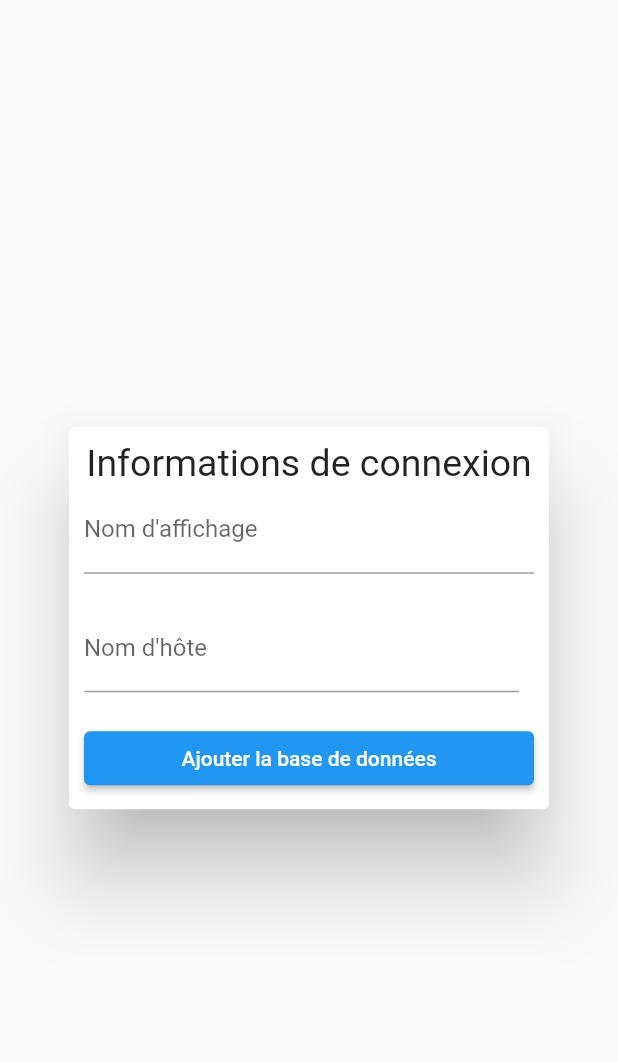
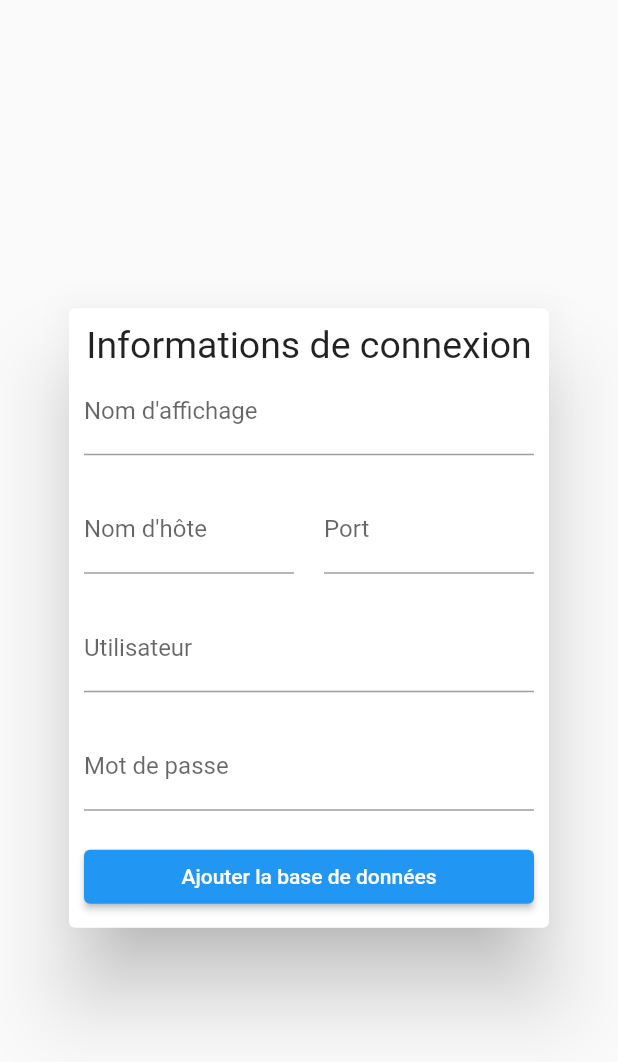
Before and after one commit to Gunlek/StockManager, a Flutter app: the AddDatabaseDialog widget shown alone on an empty page, opened directly, on a phone screen of 412 x 824 dp. Shown: the top 1062 px of the screen. Run offline on Flutter 3.47's test engine with Material 2 defaults, Android fonts, the phone set to English and light mode, and no system bars; our stand-ins replace sembast, sembast_web.

Commit message:
Revert ":recycle: (Database) Switch to REST API usage instead of direct MySQL"
This reverts commit 88e23102e2d4356bfb1e6cd3a1b2d66105cb5d0f.

```diff
--- a/lib/States/DatabaseStateModel.dart
+++ b/lib/States/DatabaseStateModel.dart
@@ -31,8 +31,12 @@ class DatabaseListStateModel extends ChangeNotifier {
       intMapStoreFactory.store("databases").find(database).then((databaseList) {
         distantDatabases = databaseList.map((databaseRecord) {
           return DatabaseInfo(
-              displayName: databaseRecord.value['displayName'].toString(),
-              host: databaseRecord.value['host'].toString());
+            displayName: databaseRecord.value['displayName'].toString(),
+            host: databaseRecord.value['host'].toString(),
+            port: databaseRecord.value['port'].toString(),
+            user: databaseRecord.value['user'].toString(),
+            password: databaseRecord.value['password'].toString(),
+          );
         }).toList();
         databases = distantDatabases + [DatabaseStateModel.localDatabase];
 
@@ -71,7 +75,10 @@ class DatabaseListStateModel extends ChangeNotifier {
                 filter: Filter.and(
                   [
                     Filter.equals("displayName", database.displayName),
+                    Filter.equals("port", database.port),
                     Filter.equals("host", database.host),
+                    Filter.equals("user", database.user),
+                    Filter.equals("password", database.password),
                   ],
                 ),
               ),
--- a/lib/Widgets/DatabaseEditor/AddDatabaseDialog.dart
+++ b/lib/Widgets/DatabaseEditor/AddDatabaseDialog.dart
@@ -6,6 +6,9 @@ import 'package:stockmanager/models/DatabaseInfo.dart';
 class AddDatabaseDialog extends StatelessWidget {
   final TextEditingController displayNameController = TextEditingController();
   final TextEditingController hostnameController = TextEditingController();
+  final TextEditingController portController = TextEditingController();
+  final TextEditingController usernameController = TextEditingController();
+  final TextEditingController passwordController = TextEditingController();
 
   final GlobalKey<FormState> _formKey = GlobalKey<FormState>();
 
@@ -54,11 +57,38 @@ class AddDatabaseDialog extends StatelessWidget {
                             controller: hostnameController,
                           ),
                         ),
+                        Padding(
+                          padding: EdgeInsets.only(left: 10),
+                          child: TextFormField(
+                            decoration: InputDecoration(
+                              labelText: "Port",
+                            ),
+                            controller: portController,
+                          ),
+                        ),
                       ],
                     ),
                   ],
                   defaultVerticalAlignment: TableCellVerticalAlignment.top,
                   defaultColumnWidth: FlexColumnWidth(1.0),
+                ),
+                Padding(
+                  padding: EdgeInsets.all(10),
+                ),
+                TextFormField(
+                  decoration: InputDecoration(
+                    labelText: "Utilisateur",
+                  ),
+                  controller: usernameController,
+                ),
+                Padding(
+                  padding: EdgeInsets.all(10),
+                ),
+                TextFormField(
+                  decoration: InputDecoration(
+                    labelText: "Mot de passe",
+                  ),
+                  controller: passwordController,
                 ),
                 Padding(
                   padding: EdgeInsets.all(10),
@@ -90,10 +120,16 @@ class AddDatabaseDialog extends StatelessWidget {
       DatabaseListStateModel databaseList, BuildContext context) {
     String displayName = displayNameController.value.text;
     String hostname = hostnameController.value.text;
+    String port = portController.value.text;
+    String username = usernameController.value.text;
+    String password = passwordController.value.text;
 
     databaseList.addDatabaseToList(DatabaseInfo(
       displayName: displayName,
       host: hostname,
+      port: port,
+      user: username,
+      password: password,
     ));
 
     Navigator.of(context).pop();
--- a/lib/Widgets/DatabaseEditor/DatabaseEditor.dart
+++ b/lib/Widgets/DatabaseEditor/DatabaseEditor.dart
@@ -9,6 +9,7 @@ import 'package:sembast/sembast_io.dart';
 import 'package:sembast_web/sembast_web.dart';
 import 'package:stockmanager/States/DatabaseStateModel.dart';
 import 'package:stockmanager/Widgets/DatabaseEditor/DatabaseListingEntry.dart';
+import 'package:stockmanager/models/DatabaseInfo.dart';
 
 class DatabaseEditor extends StatefulWidget {
   // Open local database to store settings
@@ -59,7 +60,8 @@ class _DatabaseEditorState extends State<DatabaseEditor> {
                 TableRow(
                   children: [
                     Text("Nom", style: style),
-                    Text("Hôte", style: style),
+                    Text("Hôte:Port", style: style),
+                    Text("Utilisateur", style: style),
                     Text("Actions", style: style),
                   ],
                 ),
--- a/lib/Widgets/DatabaseEditor/DatabaseListingEntry.dart
+++ b/lib/Widgets/DatabaseEditor/DatabaseListingEntry.dart
@@ -16,7 +16,8 @@ class DatabaseListingEntry extends StatelessWidget {
         TableRow(
           children: [
             Text(database.displayName),
-            Text(database.host),
+            Text(database.host! + ":" + database.port!),
+            Text(database.user!),
             Row(
               children: [
                 IconButton(
--- a/lib/models/DatabaseInfo.dart
+++ b/lib/models/DatabaseInfo.dart
@@ -1,13 +1,31 @@
 class DatabaseInfo {
   String displayName;
-  String host;
+  String? host;
+  String? user;
+  String? password;
+  String? port;
 
-  DatabaseInfo({this.displayName = "local", this.host = "local"});
+  DatabaseInfo(
+      {this.displayName = "local",
+      this.host,
+      this.user,
+      this.password,
+      this.port});
 
-  static DatabaseInfo fromJSON(Map<String, String?> json) =>
-      DatabaseInfo(displayName: json['displayName']!, host: json['host']!);
+  static DatabaseInfo fromJSON(Map<String, String?> json) => DatabaseInfo(
+      displayName: json['displayName']!,
+      host: json['host'],
+      user: json['user'],
+      password: json['password'],
+      port: json['port']);
 
   dynamic toJSON() {
-    return {'displayName': this.displayName, 'host': this.host};
+    return {
+      'displayName': this.displayName,
+      'host': this.host,
+      'user': this.user,
+      'password': this.password,
+      'port': this.port
+    };
   }
 }
```
